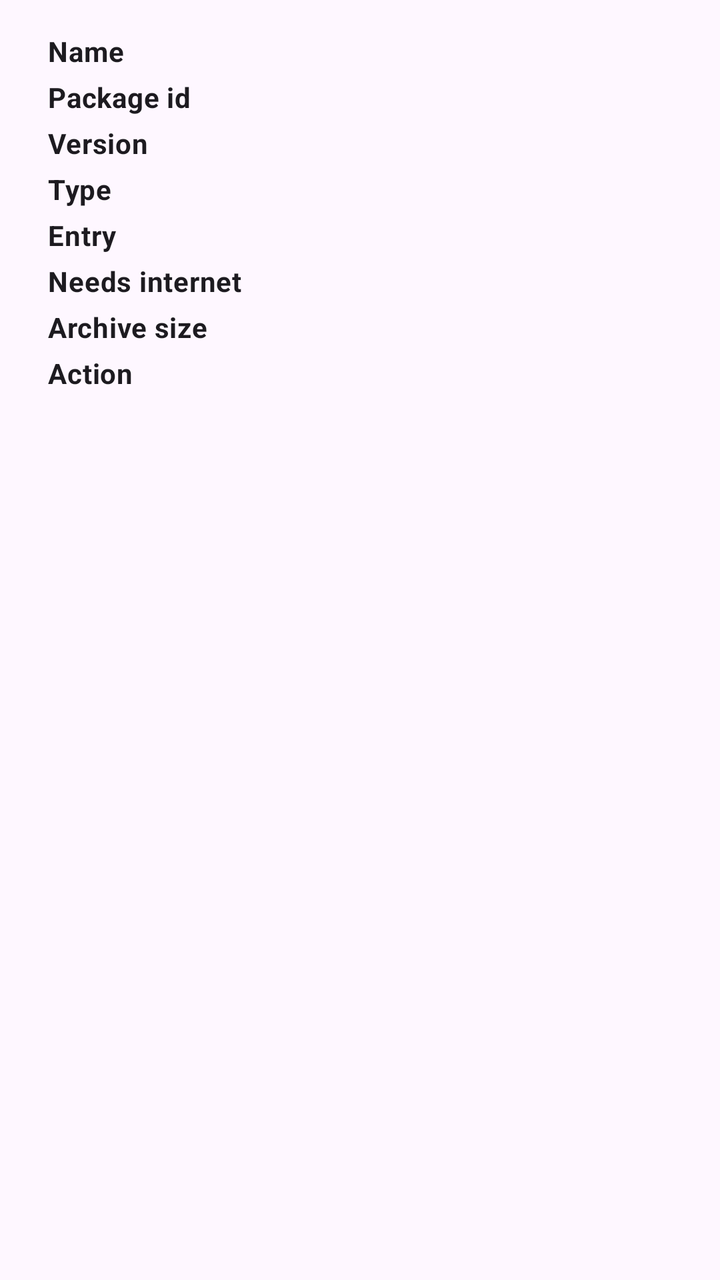
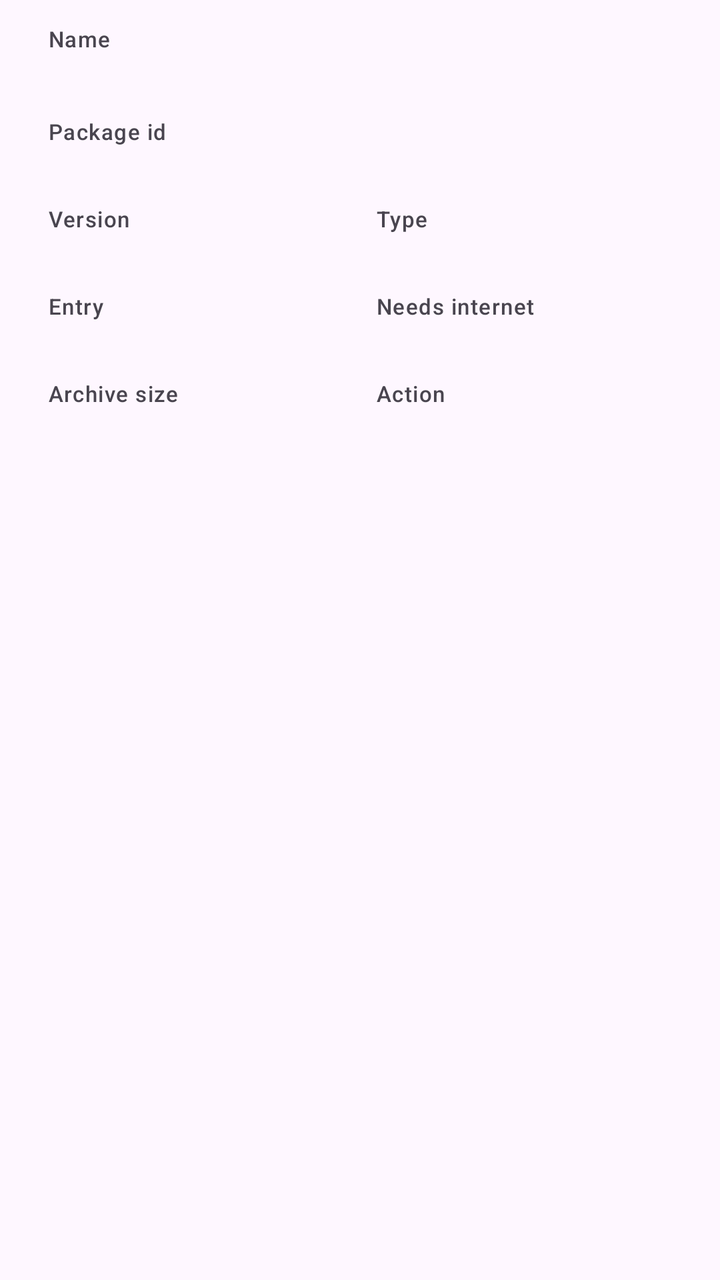

The first picture is an Android layout as it rendered before a commit; the second is the same layout after the commit. The layout source and the unified diff follow.
<!-- AndroidManifest.xml: application theme Theme.WAM -->
<!-- res/layout/dialog_install_confirm.xml -->
<?xml version="1.0" encoding="utf-8"?>
<ScrollView xmlns:android="http://schemas.android.com/apk/res/android"
    android:layout_width="match_parent"
    android:layout_height="wrap_content">

    <LinearLayout
        android:layout_width="match_parent"
        android:layout_height="wrap_content"
        android:orientation="vertical"
        android:paddingStart="24dp"
        android:paddingEnd="24dp"
        android:paddingTop="12dp"
        android:paddingBottom="4dp">

        <TextView
            android:id="@+id/iv_source"
            android:layout_width="match_parent"
            android:layout_height="wrap_content"
            android:textAppearance="?attr/textAppearanceBodySmall"
            android:textColor="?android:attr/textColorSecondary"
            android:visibility="gone" />

        <LinearLayout
            android:layout_width="match_parent"
            android:layout_height="wrap_content"
            android:orientation="horizontal"
            android:layout_marginTop="4dp">
            <TextView android:layout_width="120dp" android:layout_height="wrap_content"
                android:text="@string/install_row_name" android:textAppearance="?attr/textAppearanceBodyMedium" android:textStyle="bold" />
            <TextView android:id="@+id/iv_name" android:layout_width="0dp" android:layout_weight="1"
                android:layout_height="wrap_content" android:textAppearance="?attr/textAppearanceBodyMedium" />
        </LinearLayout>

        <LinearLayout
            android:layout_width="match_parent"
            android:layout_height="wrap_content"
            android:orientation="horizontal"
            android:layout_marginTop="4dp">
            <TextView android:layout_width="120dp" android:layout_height="wrap_content"
                android:text="@string/install_row_id" android:textAppearance="?attr/textAppearanceBodyMedium" android:textStyle="bold" />
            <TextView android:id="@+id/iv_id" android:layout_width="0dp" android:layout_weight="1"
                android:layout_height="wrap_content" android:fontFamily="monospace" android:textAppearance="?attr/textAppearanceBodyMedium" />
        </LinearLayout>

        <LinearLayout
            android:layout_width="match_parent"
            android:layout_height="wrap_content"
            android:orientation="horizontal"
            android:layout_marginTop="4dp">
            <TextView android:layout_width="120dp" android:layout_height="wrap_content"
                android:text="@string/install_row_version" android:textAppearance="?attr/textAppearanceBodyMedium" android:textStyle="bold" />
            <TextView android:id="@+id/iv_version" android:layout_width="0dp" android:layout_weight="1"
                android:layout_height="wrap_content" android:textAppearance="?attr/textAppearanceBodyMedium" />
        </LinearLayout>

        <LinearLayout
            android:layout_width="match_parent"
            android:layout_height="wrap_content"
            android:orientation="horizontal"
            android:layout_marginTop="4dp">
            <TextView android:layout_width="120dp" android:layout_height="wrap_content"
                android:text="@string/install_row_type" android:textAppearance="?attr/textAppearanceBodyMedium" android:textStyle="bold" />
            <TextView android:id="@+id/iv_type" android:layout_width="0dp" android:layout_weight="1"
                android:layout_height="wrap_content" android:textAppearance="?attr/textAppearanceBodyMedium" />
        </LinearLayout>

        <LinearLayout
            android:layout_width="match_parent"
            android:layout_height="wrap_content"
            android:orientation="horizontal"
            android:layout_marginTop="4dp">
            <TextView android:layout_width="120dp" android:layout_height="wrap_content"
                android:text="@string/install_row_entry" android:textAppearance="?attr/textAppearanceBodyMedium" android:textStyle="bold" />
            <TextView android:id="@+id/iv_entry" android:layout_width="0dp" android:layout_weight="1"
                android:layout_height="wrap_content" android:fontFamily="monospace" android:textAppearance="?attr/textAppearanceBodyMedium" android:textIsSelectable="true" />
        </LinearLayout>

        <LinearLayout
            android:layout_width="match_parent"
            android:layout_height="wrap_content"
            android:orientation="horizontal"
            android:layout_marginTop="4dp">
            <TextView android:layout_width="120dp" android:layout_height="wrap_content"
                android:text="@string/install_row_network" android:textAppearance="?attr/textAppearanceBodyMedium" android:textStyle="bold" />
            <TextView android:id="@+id/iv_network" android:layout_width="0dp" android:layout_weight="1"
                android:layout_height="wrap_content" android:textAppearance="?attr/textAppearanceBodyMedium" />
        </LinearLayout>

        <LinearLayout
            android:layout_width="match_parent"
            android:layout_height="wrap_content"
            android:orientation="horizontal"
            android:layout_marginTop="4dp">
            <TextView android:layout_width="120dp" android:layout_height="wrap_content"
                android:text="@string/install_row_size" android:textAppearance="?attr/textAppearanceBodyMedium" android:textStyle="bold" />
            <TextView android:id="@+id/iv_size" android:layout_width="0dp" android:layout_weight="1"
                android:layout_height="wrap_content" android:textAppearance="?attr/textAppearanceBodyMedium" />
        </LinearLayout>

        <LinearLayout
            android:layout_width="match_parent"
            android:layout_height="wrap_content"
            android:orientation="horizontal"
            android:layout_marginTop="4dp">
            <TextView android:layout_width="120dp" android:layout_height="wrap_content"
                android:text="@string/install_row_state" android:textAppearance="?attr/textAppearanceBodyMedium" android:textStyle="bold" />
            <TextView android:id="@+id/iv_state" android:layout_width="0dp" android:layout_weight="1"
                android:layout_height="wrap_content" android:textAppearance="?attr/textAppearanceBodyMedium" />
        </LinearLayout>

        <TextView
            android:id="@+id/iv_warnings"
            android:layout_width="match_parent"
            android:layout_height="wrap_content"
            android:layout_marginTop="12dp"
            android:visibility="gone"
            android:textAppearance="?attr/textAppearanceBodySmall"
            android:textColor="?attr/colorError" />
    </LinearLayout>
</ScrollView>
<!-- resources referenced by this layout -->
<resources>
  <string name="install_row_entry">Entry</string>
  <string name="install_row_id">Package id</string>
  <string name="install_row_name">Name</string>
  <string name="install_row_network">Needs internet</string>
  <string name="install_row_size">Archive size</string>
  <string name="install_row_state">Action</string>
  <string name="install_row_type">Type</string>
  <string name="install_row_version">Version</string>
  <style name="Theme.WAM" parent="Theme.Material3.DayNight.NoActionBar">
          <item name="colorPrimary">@color/wam_primary</item>
          <item name="colorOnPrimary">@color/wam_on_primary</item>
          <item name="colorPrimaryContainer">@color/wam_primary_container</item>
          <item name="colorOnPrimaryContainer">@color/wam_on_primary_container</item>
          <item name="colorSecondary">@color/wam_secondary</item>
          <item name="colorSecondaryContainer">@color/wam_secondary_container</item>
          <item name="colorOnSecondaryContainer">@color/wam_on_secondary_container</item>
          <item name="android:statusBarColor">@android:color/transparent</item>
          <item name="android:navigationBarColor">@android:color/transparent</item>
          <item name="android:windowLightStatusBar">true</item>
      </style>
  <color name="wam_primary">#2E7D32</color>
  <color name="wam_on_primary">#FFFFFF</color>
  <color name="wam_primary_container">#B7E4B7</color>
  <color name="wam_on_primary_container">#0B3D0E</color>
  <color name="wam_secondary">#00695C</color>
  <color name="wam_secondary_container">#CCE8E4</color>
  <color name="wam_on_secondary_container">#00201C</color>
</resources>

<!-- the commit's change to res/layout/dialog_install_confirm.xml (unified diff, before → after) -->
@@ -9,7 +9,7 @@
         android:orientation="vertical"
         android:paddingStart="24dp"
         android:paddingEnd="24dp"
-        android:paddingTop="12dp"
+        android:paddingTop="4dp"
         android:paddingBottom="4dp">
 
         <TextView
@@ -20,99 +20,189 @@
             android:textColor="?android:attr/textColorSecondary"
             android:visibility="gone" />
 
+        <TextView
+            android:layout_width="match_parent"
+            android:layout_height="wrap_content"
+            android:layout_marginTop="8dp"
+            android:text="@string/install_row_name"
+            android:textAppearance="?attr/textAppearanceLabelSmall"
+            android:textColor="?android:attr/textColorSecondary" />
+
+        <TextView
+            android:id="@+id/iv_name"
+            android:layout_width="match_parent"
+            android:layout_height="wrap_content"
+            android:textAppearance="?attr/textAppearanceTitleMedium" />
+
+        <TextView
+            android:layout_width="match_parent"
+            android:layout_height="wrap_content"
+            android:layout_marginTop="10dp"
+            android:text="@string/install_row_id"
+            android:textAppearance="?attr/textAppearanceLabelSmall"
+            android:textColor="?android:attr/textColorSecondary" />
+
+        <TextView
+            android:id="@+id/iv_id"
+            android:layout_width="match_parent"
+            android:layout_height="wrap_content"
+            android:fontFamily="monospace"
+            android:textIsSelectable="true"
+            android:textAppearance="?attr/textAppearanceBodyMedium" />
+
         <LinearLayout
             android:layout_width="match_parent"
             android:layout_height="wrap_content"
-            android:orientation="horizontal"
-            android:layout_marginTop="4dp">
-            <TextView android:layout_width="120dp" android:layout_height="wrap_content"
-                android:text="@string/install_row_name" android:textAppearance="?attr/textAppearanceBodyMedium" android:textStyle="bold" />
-            <TextView android:id="@+id/iv_name" android:layout_width="0dp" android:layout_weight="1"
-                android:layout_height="wrap_content" android:textAppearance="?attr/textAppearanceBodyMedium" />
+            android:layout_marginTop="10dp"
+            android:orientation="horizontal">
+
+            <LinearLayout
+                android:layout_width="0dp"
+                android:layout_weight="1"
+                android:layout_height="wrap_content"
+                android:orientation="vertical">
+
+                <TextView
+                    android:layout_width="match_parent"
+                    android:layout_height="wrap_content"
+                    android:text="@string/install_row_version"
+                    android:textAppearance="?attr/textAppearanceLabelSmall"
+                    android:textColor="?android:attr/textColorSecondary" />
+
+                <TextView
+                    android:id="@+id/iv_version"
+                    android:layout_width="match_parent"
+                    android:layout_height="wrap_content"
+                    android:textAppearance="?attr/textAppearanceBodyMedium" />
+            </LinearLayout>
+
+            <LinearLayout
+                android:layout_width="0dp"
+                android:layout_weight="1"
+                android:layout_height="wrap_content"
+                android:layout_marginStart="16dp"
+                android:orientation="vertical">
+
+                <TextView
+                    android:layout_width="match_parent"
+                    android:layout_height="wrap_content"
+                    android:text="@string/install_row_type"
+                    android:textAppearance="?attr/textAppearanceLabelSmall"
+                    android:textColor="?android:attr/textColorSecondary" />
+
+                <TextView
+                    android:id="@+id/iv_type"
+                    android:layout_width="match_parent"
+                    android:layout_height="wrap_content"
+                    android:textAppearance="?attr/textAppearanceBodyMedium" />
+            </LinearLayout>
         </LinearLayout>
 
         <LinearLayout
             android:layout_width="match_parent"
             android:layout_height="wrap_content"
-            android:orientation="horizontal"
-            android:layout_marginTop="4dp">
-            <TextView android:layout_width="120dp" android:layout_height="wrap_content"
-                android:text="@string/install_row_id" android:textAppearance="?attr/textAppearanceBodyMedium" android:textStyle="bold" />
-            <TextView android:id="@+id/iv_id" android:layout_width="0dp" android:layout_weight="1"
-                android:layout_height="wrap_content" android:fontFamily="monospace" android:textAppearance="?attr/textAppearanceBodyMedium" />
+            android:layout_marginTop="10dp"
+            android:orientation="horizontal">
+
+            <LinearLayout
+                android:layout_width="0dp"
+                android:layout_weight="1"
+                android:layout_height="wrap_content"
+                android:orientation="vertical">
+
+                <TextView
+                    android:layout_width="match_parent"
+                    android:layout_height="wrap_content"
+                    android:text="@string/install_row_entry"
+                    android:textAppearance="?attr/textAppearanceLabelSmall"
+                    android:textColor="?android:attr/textColorSecondary" />
+
+                <TextView
+                    android:id="@+id/iv_entry"
+                    android:layout_width="match_parent"
+                    android:layout_height="wrap_content"
+                    android:fontFamily="monospace"
+                    android:textIsSelectable="true"
+                    android:textAppearance="?attr/textAppearanceBodyMedium" />
+            </LinearLayout>
+
+            <LinearLayout
+                android:layout_width="0dp"
+                android:layout_weight="1"
+                android:layout_height="wrap_content"
+                android:layout_marginStart="16dp"
+                android:orientation="vertical">
+
+                <TextView
+                    android:layout_width="match_parent"
+                    android:layout_height="wrap_content"
+                    android:text="@string/install_row_network"
+                    android:textAppearance="?attr/textAppearanceLabelSmall"
+                    android:textColor="?android:attr/textColorSecondary" />
+
+                <TextView
+                    android:id="@+id/iv_network"
+                    android:layout_width="match_parent"
+                    android:layout_height="wrap_content"
+                    android:textAppearance="?attr/textAppearanceBodyMedium" />
+            </LinearLayout>
         </LinearLayout>
 
         <LinearLayout
             android:layout_width="match_parent"
             android:layout_height="wrap_content"
-            android:orientation="horizontal"
-            android:layout_marginTop="4dp">
-            <TextView android:layout_width="120dp" android:layout_height="wrap_content"
-                android:text="@string/install_row_version" android:textAppearance="?attr/textAppearanceBodyMedium" android:textStyle="bold" />
-            <TextView android:id="@+id/iv_version" android:layout_width="0dp" android:layout_weight="1"
-                android:layout_height="wrap_content" android:textAppearance="?attr/textAppearanceBodyMedium" />
+            android:layout_marginTop="10dp"
+            android:orientation="horizontal">
+
+            <LinearLayout
+                android:layout_width="0dp"
+                android:layout_weight="1"
+                android:layout_height="wrap_content"
+                android:orientation="vertical">
+
+                <TextView
+                    android:layout_width="match_parent"
+                    android:layout_height="wrap_content"
+                    android:text="@string/install_row_size"
+                    android:textAppearance="?attr/textAppearanceLabelSmall"
+                    android:textColor="?android:attr/textColorSecondary" />
+
+                <TextView
+                    android:id="@+id/iv_size"
+                    android:layout_width="match_parent"
+                    android:layout_height="wrap_content"
+                    android:textAppearance="?attr/textAppearanceBodyMedium" />
+            </LinearLayout>
+
+            <LinearLayout
+                android:layout_width="0dp"
+                android:layout_weight="1"
+                android:layout_height="wrap_content"
+                android:layout_marginStart="16dp"
+                android:orientation="vertical">
+
+                <TextView
+                    android:layout_width="match_parent"
+                    android:layout_height="wrap_content"
+                    android:text="@string/install_row_state"
+                    android:textAppearance="?attr/textAppearanceLabelSmall"
+                    android:textColor="?android:attr/textColorSecondary" />
+
+                <TextView
+                    android:id="@+id/iv_state"
+                    android:layout_width="match_parent"
+                    android:layout_height="wrap_content"
+                    android:textAppearance="?attr/textAppearanceBodyMedium" />
+            </LinearLayout>
         </LinearLayout>
 
-        <LinearLayout
-            android:layout_width="match_parent"
-            android:layout_height="wrap_content"
-            android:orientation="horizontal"
-            android:layout_marginTop="4dp">
-            <TextView android:layout_width="120dp" android:layout_height="wrap_content"
-                android:text="@string/install_row_type" android:textAppearance="?attr/textAppearanceBodyMedium" android:textStyle="bold" />
-            <TextView android:id="@+id/iv_type" android:layout_width="0dp" android:layout_weight="1"
-                android:layout_height="wrap_content" android:textAppearance="?attr/textAppearanceBodyMedium" />
-        </LinearLayout>
-
-        <LinearLayout
-            android:layout_width="match_parent"
-            android:layout_height="wrap_content"
-            android:orientation="horizontal"
-            android:layout_marginTop="4dp">
-            <TextView android:layout_width="120dp" android:layout_height="wrap_content"
-                android:text="@string/install_row_entry" android:textAppearance="?attr/textAppearanceBodyMedium" android:textStyle="bold" />
-            <TextView android:id="@+id/iv_entry" android:layout_width="0dp" android:layout_weight="1"
-                android:layout_height="wrap_content" android:fontFamily="monospace" android:textAppearance="?attr/textAppearanceBodyMedium" android:textIsSelectable="true" />
-        </LinearLayout>
-
-        <LinearLayout
-            android:layout_width="match_parent"
-            android:layout_height="wrap_content"
-            android:orientation="horizontal"
-            android:layout_marginTop="4dp">
-            <TextView android:layout_width="120dp" android:layout_height="wrap_content"
-                android:text="@string/install_row_network" android:textAppearance="?attr/textAppearanceBodyMedium" android:textStyle="bold" />
-            <TextView android:id="@+id/iv_network" android:layout_width="0dp" android:layout_weight="1"
-                android:layout_height="wrap_content" android:textAppearance="?attr/textAppearanceBodyMedium" />
-        </LinearLayout>
-
-        <LinearLayout
-            android:layout_width="match_parent"
-            android:layout_height="wrap_content"
-            android:orientation="horizontal"
-            android:layout_marginTop="4dp">
-            <TextView android:layout_width="120dp" android:layout_height="wrap_content"
-                android:text="@string/install_row_size" android:textAppearance="?attr/textAppearanceBodyMedium" android:textStyle="bold" />
-            <TextView android:id="@+id/iv_size" android:layout_width="0dp" android:layout_weight="1"
-                android:layout_height="wrap_content" android:textAppearance="?attr/textAppearanceBodyMedium" />
-        </LinearLayout>
-
-        <LinearLayout
-            android:layout_width="match_parent"
-            android:layout_height="wrap_content"
-            android:orientation="horizontal"
-            android:layout_marginTop="4dp">
-            <TextView android:layout_width="120dp" android:layout_height="wrap_content"
-                android:text="@string/install_row_state" android:textAppearance="?attr/textAppearanceBodyMedium" android:textStyle="bold" />
-            <TextView android:id="@+id/iv_state" android:layout_width="0dp" android:layout_weight="1"
-                android:layout_height="wrap_content" android:textAppearance="?attr/textAppearanceBodyMedium" />
-        </LinearLayout>
-
         <TextView
             android:id="@+id/iv_warnings"
             android:layout_width="match_parent"
             android:layout_height="wrap_content"
-            android:layout_marginTop="12dp"
+            android:layout_marginTop="14dp"
+            android:padding="10dp"
+            android:background="@drawable/bg_install_warnings"
             android:visibility="gone"
             android:textAppearance="?attr/textAppearanceBodySmall"
             android:textColor="?attr/colorError" />
<!-- resource entries referenced after the edit -->
@@ -1,5 +1,11 @@
 <!-- resources referenced by this layout -->
 <resources>
+  <!-- drawable bg_install_warnings (drawable) -->
+  <?xml version="1.0" encoding="utf-8"?>
+  <shape xmlns:android="http://schemas.android.com/apk/res/android" android:shape="rectangle">
+      <solid android:color="#1FD32F2F" />
+      <corners android:radius="10dp" />
+  </shape>
   <string name="install_row_entry">Entry</string>
   <string name="install_row_id">Package id</string>
   <string name="install_row_name">Name</string>
